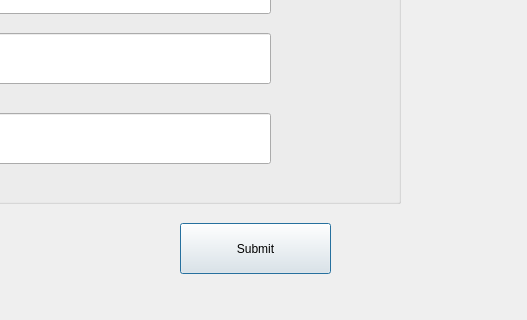
This is adminedit_apt.ui in VIGNESHWAR2407/QT-Quiz_Game as Qt 5 draws it before an edit; both pictures show x 250 to 777 and y 337 to 657 of the 777 by 657 pixel window. The edited form follows.
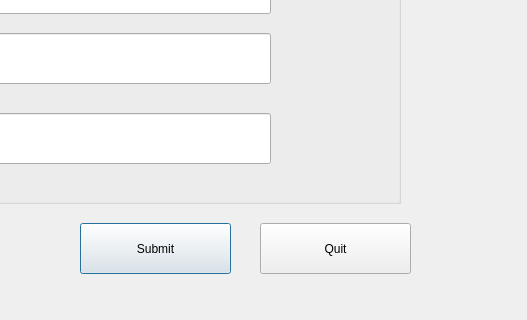
This is the edited form.

What changed in the file:
```diff
--- a/adminedit_apt.ui
+++ b/adminedit_apt.ui
@@ -180,7 +180,7 @@
   <widget class="QPushButton" name="submitbtn">
    <property name="geometry">
     <rect>
-     <x>430</x>
+     <x>330</x>
      <y>560</y>
      <width>151</width>
      <height>51</height>
@@ -216,6 +216,19 @@
     <string>--</string>
    </property>
   </widget>
+  <widget class="QPushButton" name="quit">
+   <property name="geometry">
+    <rect>
+     <x>510</x>
+     <y>560</y>
+     <width>151</width>
+     <height>51</height>
+    </rect>
+   </property>
+   <property name="text">
+    <string>Quit</string>
+   </property>
+  </widget>
  </widget>
  <resources/>
  <connections/>
```
